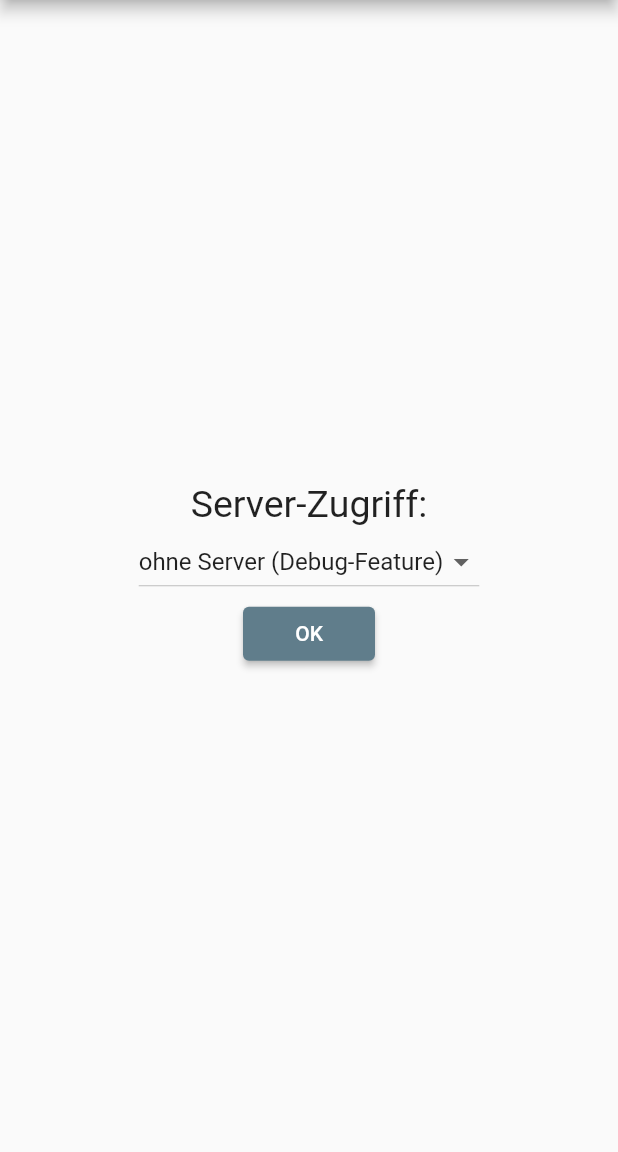
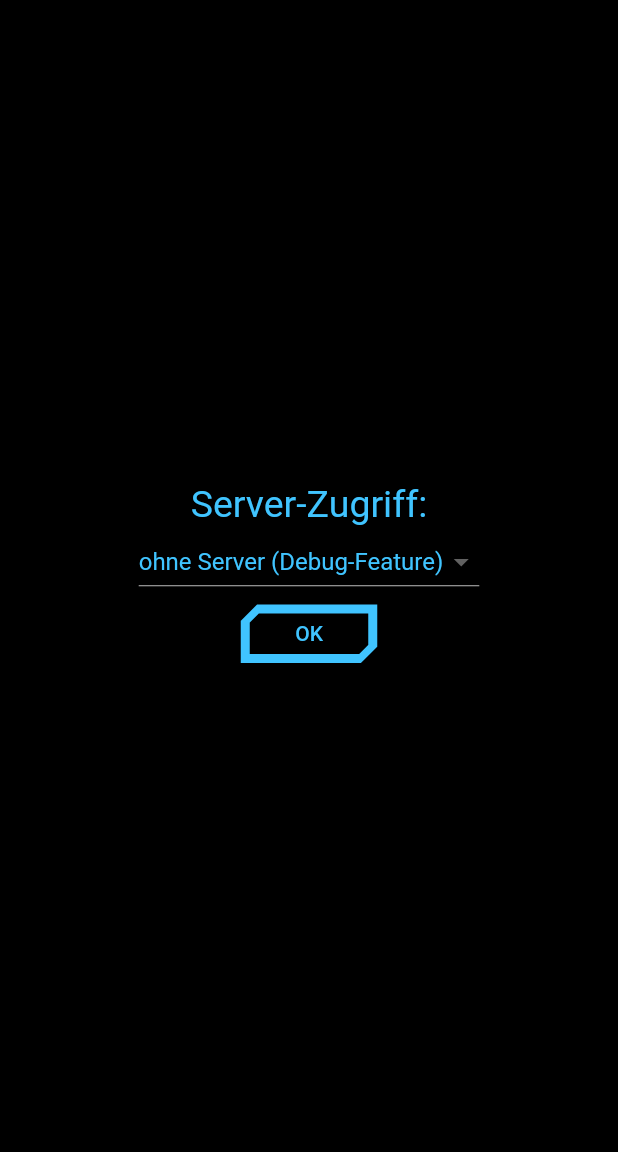
Before and after one commit to Eric-Schellhammer/starwars_live, a Flutter app: the screen it shows after launch, on a phone screen of 412 x 824 dp, the part 84-1236 px from its top. Run offline on Flutter 3.47's test engine with Material 2 defaults, Android fonts, the phone set to English and light mode, and no system bars; our stand-ins replace get_it, google_fonts, sqflite; missing offline and left inert: qr_code_scanner; accounts and stored records are empty.

Commit message:
Themed in blue on black

```diff
--- a/lib/initialize/login_screen.dart
+++ b/lib/initialize/login_screen.dart
@@ -3,6 +3,8 @@ import 'package:flutter/widgets.dart';
 import 'package:get_it/get_it.dart';
 import 'package:starwars_live/data_access/data_service.dart';
 import 'package:starwars_live/initialize/menu_screen.dart';
+import 'package:starwars_live/initialize/starwars_widgets.dart';
+import 'package:starwars_live/main.dart';
 
 class LoginScreen extends StatefulWidget {
   static const routeName = "/login_screen";
@@ -36,6 +38,8 @@ class _LoginScreenState extends State<LoginScreen> {
               Flexible(
                   flex: 2,
                   child: TextField(
+                    cursorColor: MAIN_COLOR,
+                    autofocus: true,
                     onChanged: (value) {
                       setState(() {
                         errorMessage = "";
@@ -54,7 +58,7 @@ class _LoginScreenState extends State<LoginScreen> {
             Text("-- noch nicht implementiert --"),
             Padding(
               padding: EdgeInsets.only(top: 16),
-              child: RaisedButton(
+              child: StarWarsButton(
                   onPressed: userName.isEmpty ? null : () => _checkLogin(),
                   child: Text(
                     "Login",
--- a/lib/initialize/mode_screen.dart
+++ b/lib/initialize/mode_screen.dart
@@ -5,6 +5,7 @@ import 'package:flutter/widgets.dart';
 import 'package:get_it/get_it.dart';
 import 'package:starwars_live/data_access/data_service.dart';
 import 'package:starwars_live/initialize/login_screen.dart';
+import 'package:starwars_live/initialize/starwars_widgets.dart';
 
 enum Modes { LIVE, COPY, LOCAL }
 
@@ -86,7 +87,7 @@ class _ModeScreenState extends State<ModeScreen> {
         errorMessage,
         style: TextStyle(color: Colors.red),
       ));
-    children.add(RaisedButton(
+    children.add(StarWarsButton(
       child: Text("OK"),
       onPressed: () {
         if (currentMode == Modes.LOCAL) {
--- /dev/null
+++ b/lib/initialize/starwars_widgets.dart
@@ -0,0 +1,104 @@
+import 'package:flutter/material.dart';
+import 'package:flutter/rendering.dart';
+import 'package:starwars_live/main.dart';
+
+const SW_BORDER_SIDE = BorderSide(
+  color: MAIN_COLOR,
+  style: BorderStyle.solid,
+  width: 3.0,
+);
+
+class StarWarsBorder extends BeveledRectangleBorder {
+  StarWarsBorder({@required double corner})
+      : super(
+          borderRadius: BorderRadius.only(
+            topLeft: Radius.circular(corner),
+            bottomRight: Radius.circular(corner),
+          ),
+        );
+}
+
+class StarWarsButton extends OutlineButton {
+  StarWarsButton({
+    Key key,
+    @required VoidCallback onPressed,
+    VoidCallback onLongPress,
+    MouseCursor mouseCursor,
+    ButtonTextTheme textTheme,
+    Color textColor,
+    Color disabledTextColor,
+    Color color,
+    Color focusColor,
+    Color hoverColor,
+    Color highlightColor,
+    Color splashColor,
+    double highlightElevation,
+    BorderSide borderSide,
+    Color disabledBorderColor,
+    Color highlightedBorderColor,
+    EdgeInsetsGeometry padding,
+    VisualDensity visualDensity,
+    ShapeBorder shape,
+    Clip clipBehavior = Clip.none,
+    FocusNode focusNode,
+    bool autofocus = false,
+    MaterialTapTargetSize materialTapTargetSize,
+    double borderWidth,
+    double corner = 10.0,
+    Widget child,
+  }) : super(
+            key: key,
+            onPressed: onPressed,
+            onLongPress: onLongPress,
+            mouseCursor: mouseCursor,
+            textTheme: textTheme,
+            textColor: textColor ?? MAIN_COLOR,
+            disabledTextColor: disabledTextColor ?? MAIN_COLOR_INACTIVE,
+            color: color,
+            focusColor: focusColor,
+            hoverColor: hoverColor,
+            highlightColor: highlightColor,
+            splashColor: splashColor,
+            highlightElevation: highlightElevation,
+            borderSide: borderSide ??
+                SW_BORDER_SIDE.copyWith(
+                  width: borderWidth ?? 3.0,
+                ),
+            disabledBorderColor: disabledBorderColor ?? MAIN_COLOR_INACTIVE,
+            highlightedBorderColor: highlightedBorderColor,
+            padding: padding,
+            visualDensity: visualDensity,
+            shape: shape ?? StarWarsBorder(corner: corner),
+            clipBehavior: clipBehavior,
+            focusNode: focusNode,
+            autofocus: autofocus,
+            materialTapTargetSize: materialTapTargetSize,
+            child: child);
+}
+
+class StarWarsMenuButton extends StarWarsButton {
+  StarWarsMenuButton({
+    @required VoidCallback onPressed,
+    Color disabledBorderColor,
+    EdgeInsetsGeometry padding,
+    Widget child,
+  }) : super(
+          onPressed: onPressed,
+          disabledBorderColor: disabledBorderColor,
+          padding: padding,
+          corner: 20.0,
+          child: child,
+        );
+}
+
+class StarWarsMenuFrame extends Padding {
+  StarWarsMenuFrame({Widget child})
+      : super(
+          padding: EdgeInsets.all(8),
+          child: StarWarsMenuButton(
+            onPressed: null,
+            disabledBorderColor: MAIN_COLOR,
+            child: child,
+          ),
+        );
+}
--- a/lib/main.dart
+++ b/lib/main.dart
@@ -1,4 +1,5 @@
 import 'package:flutter/material.dart';
+import 'package:google_fonts/google_fonts.dart';
 import 'package:starwars_live/initialize/application_config.dart';
 import 'package:starwars_live/initialize/login_screen.dart';
 import 'package:starwars_live/initialize/menu_screen.dart';
@@ -18,11 +19,11 @@ class StarWarsLive extends StatelessWidget {
       title: 'Star Wars Live',
       theme: ThemeData(
         primarySwatch: Colors.grey,
+        canvasColor: Colors.black,
         visualDensity: VisualDensity.adaptivePlatformDensity,
-        buttonTheme: ButtonThemeData(
-          buttonColor: Colors.blueGrey,
-          textTheme: ButtonTextTheme.primary,
-        ),
+        textTheme:
+            GoogleFonts.titilliumWebTextTheme(Theme.of(context).textTheme)
+                .apply(bodyColor: MAIN_COLOR),
       ),
       home: ModeScreen(),
       routes: {
@@ -34,3 +35,6 @@ class StarWarsLive extends StatelessWidget {
     );
   }
 }
+
+const Color MAIN_COLOR = Colors.lightBlueAccent;
+const Color MAIN_COLOR_INACTIVE = Colors.blueGrey;
--- a/pubspec.yaml
+++ b/pubspec.yaml
@@ -27,6 +27,7 @@ dependencies:
   path:
   get_it:
   qr_code_scanner: ^0.2.1
+  google_fonts:
 
 
 
```
Also changed, not shown: lib/initialize/menu_screen.dart (+91 -17 lines), lib/scanner/scan_screen.dart (+10 -2 lines), lib/scanner/scanner_result_screen.dart (+14 -6 lines), assets/StarWars.png (added), pubspec.lock.
